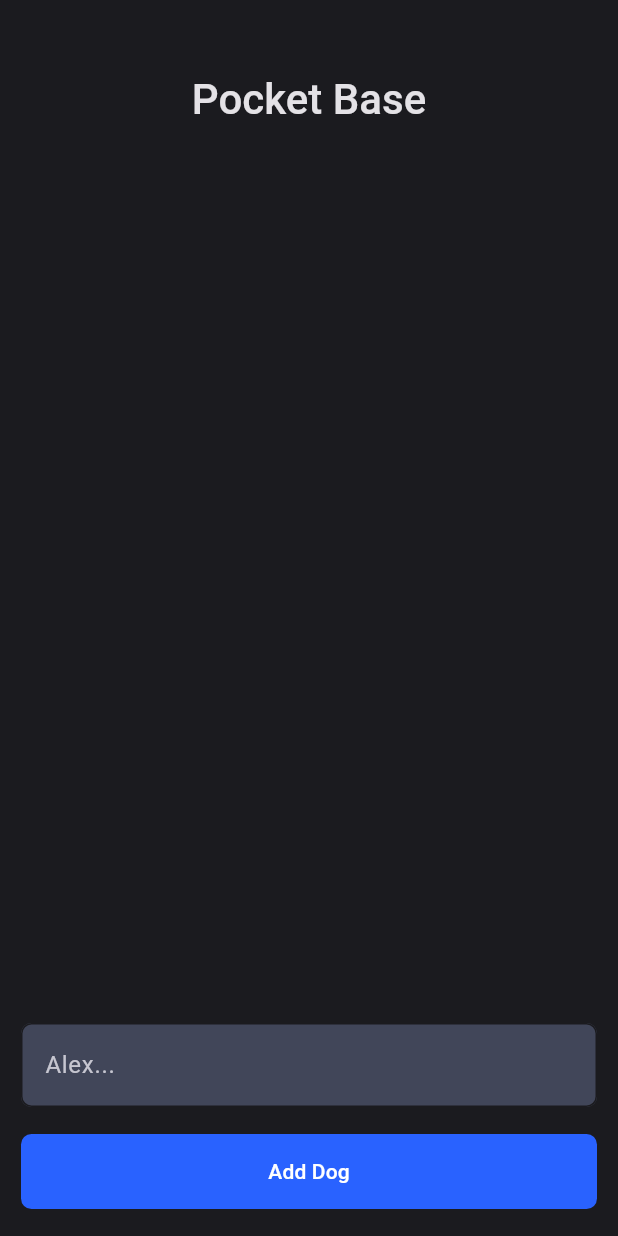
After one commit to Awaddd/pocket_base, a Flutter app: the screen it shows after launch, after a tap on "Add Dog", on a phone screen of 412 x 824 dp. The commit adds this screen. Run offline on Flutter 3.47's test engine with Material 2 defaults, Android fonts, the phone set to English and light mode, and no system bars; our stand-ins replace flutter_riverpod, pocketbase, sqflite; accounts and stored records are empty.

Commit message:
Move dogs from home

```diff
--- /dev/null
+++ b/lib/features/dogs/dogs_screen.dart
@@ -0,0 +1,47 @@
+import 'package:flutter/material.dart';
+import 'package:flutter_riverpod/flutter_riverpod.dart';
+import 'package:pocket_base/components/atoms/button.dart';
+import 'package:pocket_base/components/atoms/text_field.dart';
+import 'package:pocket_base/core/utils/constants.dart';
+import 'package:pocket_base/features/dogs/dogs_list.dart';
+import 'package:pocket_base/state/dogs_state.dart';
+
+class DogsScreen extends ConsumerStatefulWidget {
+  const DogsScreen({super.key});
+
+  @override
+  ConsumerState<DogsScreen> createState() => _DogsScreenState();
+}
+
+class _DogsScreenState extends ConsumerState<DogsScreen> {
+  TextEditingController dog = TextEditingController();
+
+  Future<void> addDog() async {
+    if (dog.text.isEmpty) return;
+    final id = await ref.read(dogsProvider.notifier).create(dog.text);
+    dog.clear();
+    FocusManager.instance.primaryFocus?.unfocus();
+
+    final textEditingControllers = ref.read(dogsTextControllers.notifier);
+    textEditingControllers.state[id] = TextEditingController();
+  }
+
+  @override
+  Widget build(BuildContext context) {
+    return Expanded(
+      child: Column(
+        children: [
+          const SizedBox(height: xl),
+          const Dogs(),
+          const SizedBox(height: lg),
+          AppTextField(text: 'Alex...', controller: dog),
+          const SizedBox(height: lg),
+          Button(
+            onPressed: addDog,
+            text: 'Add Dog',
+          ),
+        ],
+      ),
+    );
+  }
+}
--- a/lib/features/home/home.dart
+++ b/lib/features/home/home.dart
@@ -1,10 +1,7 @@
 import 'package:flutter/material.dart';
 import 'package:flutter_riverpod/flutter_riverpod.dart';
-import 'package:pocket_base/components/atoms/button.dart';
-import 'package:pocket_base/components/atoms/text_field.dart';
 import 'package:pocket_base/core/utils/constants.dart';
-import 'package:pocket_base/features/dogs/dogs.dart';
-import 'package:pocket_base/state/dogs_state.dart';
+import 'package:pocket_base/features/dogs/dogs_screen.dart';
 
 class Home extends ConsumerStatefulWidget {
   const Home({super.key});
@@ -14,18 +11,6 @@ class Home extends ConsumerStatefulWidget {
 }
 
 class _HomeState extends ConsumerState<Home> {
-  TextEditingController dog = TextEditingController();
-
-  Future<void> addDog() async {
-    if (dog.text.isEmpty) return;
-    final id = await ref.read(dogsProvider.notifier).create(dog.text);
-    dog.clear();
-    FocusManager.instance.primaryFocus?.unfocus();
-
-    final textEditingControllers = ref.read(dogsTextControllers.notifier);
-    textEditingControllers.state[id] = TextEditingController();
-  }
-
   @override
   Widget build(BuildContext context) {
     final title = Theme.of(context)
@@ -35,25 +20,12 @@ class _HomeState extends ConsumerState<Home> {
 
     return Column(
       children: [
+        //
         const SizedBox(height: xl),
 
-        //
         Text('Pocket Base', style: title),
 
-        const SizedBox(height: xl),
-
-        const Dogs(),
-
-        const SizedBox(height: lg),
-
-        AppTextField(text: 'Alex...', controller: dog),
-
-        const SizedBox(height: lg),
-
-        Button(
-          onPressed: addDog,
-          text: 'Add Dog',
-        ),
+        const DogsScreen(),
       ],
     );
   }
```
Also changed, not shown: lib/features/dogs/dogs_list.dart (renamed from lib/features/dogs/dogs.dart).
